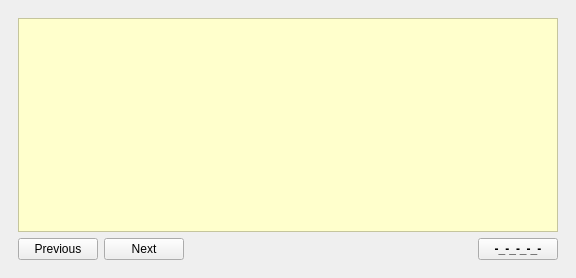
amir-hanna/proverbs-plus, file proverbs_plus_ui.ui: the form before one commit.
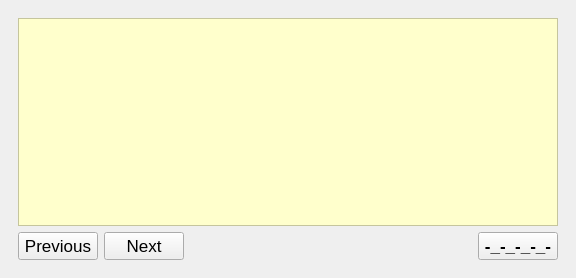
The form after the commit.

The edit to the form file:
```diff
--- a/proverbs_plus_ui.ui
+++ b/proverbs_plus_ui.ui
@@ -44,6 +44,11 @@
          <layout class="QHBoxLayout" name="horizontalLayout">
           <item>
            <widget class="QPushButton" name="btn_previous">
+            <property name="font">
+             <font>
+              <pointsize>13</pointsize>
+             </font>
+            </property>
             <property name="text">
              <string>Previous</string>
             </property>
@@ -51,6 +56,11 @@
           </item>
           <item>
            <widget class="QPushButton" name="btn_next">
+            <property name="font">
+             <font>
+              <pointsize>13</pointsize>
+             </font>
+            </property>
             <property name="text">
              <string>Next</string>
             </property>
@@ -73,6 +83,7 @@
            <widget class="QPushButton" name="btn_screen_0">
             <property name="font">
              <font>
+              <pointsize>13</pointsize>
               <weight>75</weight>
               <bold>true</bold>
              </font>
```
Left out of the diff: 1 changed line with no effect on the pictures.
